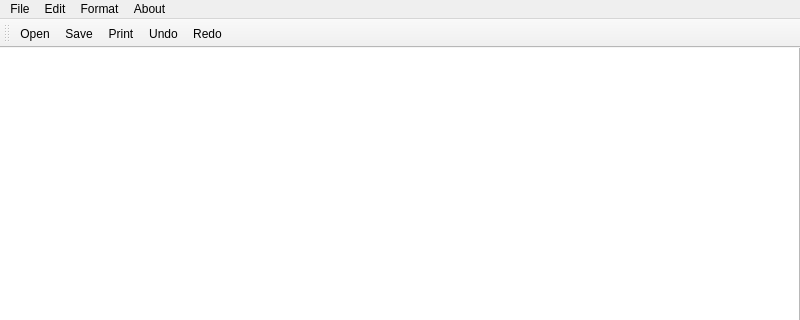
First picture: the form in Yashen_Notepad/notepad.ui, repository yashen97/SOFT336SL-QT-5.15.2, before the edit; both pictures show x 0 to 800 and y 0 to 320 of the 800 by 600 pixel window.
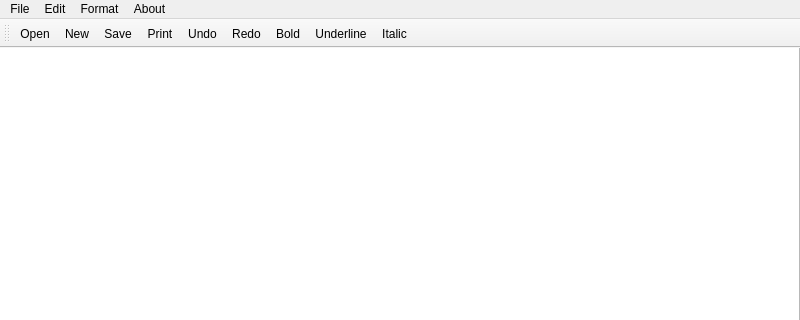
Second picture: the form after the edit. Icons and pictures are not drawn.

What changed in the file:
```diff
--- a/Yashen_Notepad/notepad.ui
+++ b/Yashen_Notepad/notepad.ui
@@ -94,10 +94,14 @@
     <bool>false</bool>
    </attribute>
    <addaction name="actionOpen"/>
+   <addaction name="actionNew"/>
    <addaction name="actionSave"/>
    <addaction name="actionPrint"/>
    <addaction name="actionUndo"/>
    <addaction name="actionRedo"/>
+   <addaction name="actionBold"/>
+   <addaction name="actionUnderline"/>
+   <addaction name="actionItalic"/>
   </widget>
   <action name="actionOpen">
    <property name="icon">
```
Left out of the diff: 9 changed lines with no effect on the pictures.
